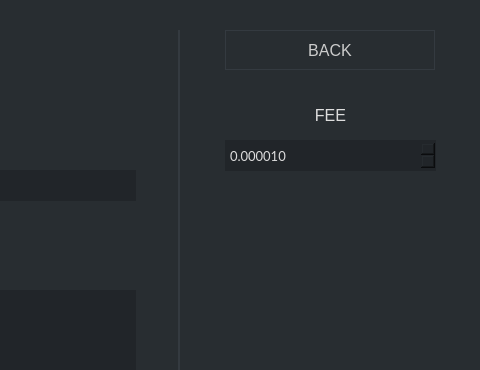
The window that src/gui/ui/sendmessageframe.ui (ConcealNetwork/conceal-desktop) describes before a commit, drawn with Qt 5; both pictures show x 790 to 1270 and y 0 to 370 of the 1270 by 700 pixel window.
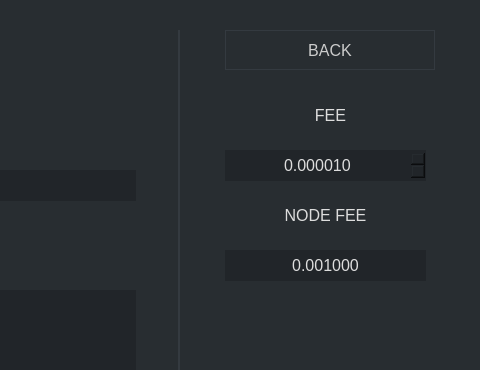
The same window after the commit. Icons and pictures are not drawn.

Diff of the .ui file:
```diff
--- a/src/gui/ui/sendmessageframe.ui
+++ b/src/gui/ui/sendmessageframe.ui
@@ -170,8 +170,8 @@
       <property name="geometry">
        <rect>
         <x>1000</x>
-        <y>140</y>
-        <width>211</width>
+        <y>150</y>
+        <width>201</width>
         <height>31</height>
        </rect>
       </property>
@@ -183,12 +183,14 @@
       </property>
       <property name="font">
        <font>
-        <family>Lato</family>
-        <pointsize>10</pointsize>
+        <pointsize>-1</pointsize>
        </font>
       </property>
       <property name="styleSheet">
-       <string notr="true">padding: 3px; border: 0px; background: #212529;</string>
+       <string notr="true">padding: 3px; border: 0px; background: #212529; font-size: 16px;</string>
+      </property>
+      <property name="alignment">
+       <set>Qt::AlignCenter</set>
       </property>
       <property name="decimals">
        <number>6</number>
@@ -522,6 +524,60 @@
        <string>ADDRESS BOOK</string>
       </property>
      </widget>
+     <widget class="QLabel" name="m_nodeFee">
+      <property name="geometry">
+       <rect>
+        <x>1000</x>
+        <y>250</y>
+        <width>201</width>
+        <height>31</height>
+       </rect>
+      </property>
+      <property name="minimumSize">
+       <size>
+        <width>0</width>
+        <height>31</height>
+       </size>
+      </property>
+      <property name="font">
+       <font>
+        <pointsize>-1</pointsize>
+       </font>
+      </property>
+      <property name="styleSheet">
+       <string notr="true">padding: 3px; border: 0px; background: #212529; font-size: 16px;</string>
+      </property>
+      <property name="text">
+       <string notr="true">0.001000</string>
+      </property>
+      <property name="alignment">
+       <set>Qt::AlignCenter</set>
+      </property>
+     </widget>
+     <widget class="QLabel" name="nodeFeeLabel">
+      <property name="geometry">
+       <rect>
+        <x>1000</x>
+        <y>200</y>
+        <width>201</width>
+        <height>30</height>
+       </rect>
+      </property>
+      <property name="font">
+       <font>
+        <pointsize>-1</pointsize>
+       </font>
+      </property>
+      <property name="styleSheet">
+       <string notr="true">padding: 3px; color: #ddd; font-size: 16px;</string>
+      </property>
+      <property name="text">
+       <string>NODE FEE</string>
+      </property>
+      <property name="alignment">
+       <set>Qt::AlignCenter</set>
+      </property>
+     </widget>
     </widget>
    </item>
   </layout>
```
